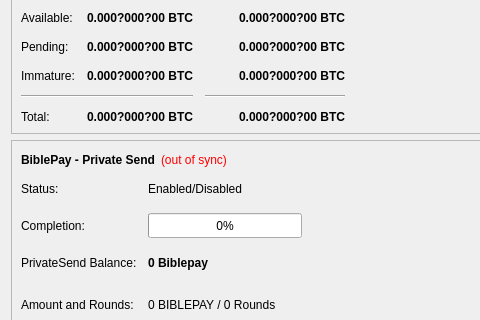
Before: the Qt Designer form src/qt/forms/overviewpage.ui in biblepay/biblepay_legacy, drawn with Qt 5; both pictures show x 0 to 480 and y 82 to 402 of the 960 by 1060 pixel window.
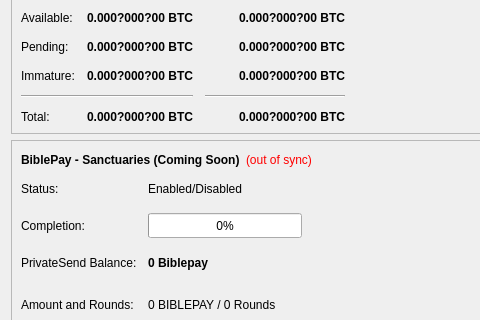
After: the same form once the commit is applied.

```diff
--- a/src/qt/forms/overviewpage.ui
+++ b/src/qt/forms/overviewpage.ui
@@ -421,7 +421,7 @@
                </font>
               </property>
               <property name="text">
-               <string>BiblePay - Private Send</string>
+               <string>BiblePay - Sanctuaries (Coming Soon)</string>
               </property>
              </widget>
             </item>
```
